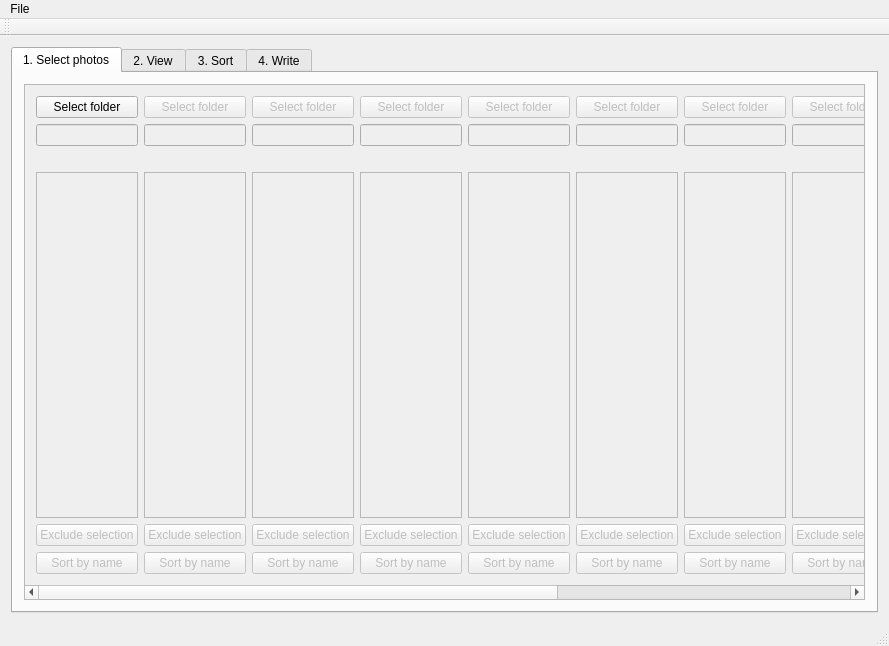
This is src/mainwindow.ui in tdegeus/chroto as Qt 5 draws it before an edit. The edited form follows.
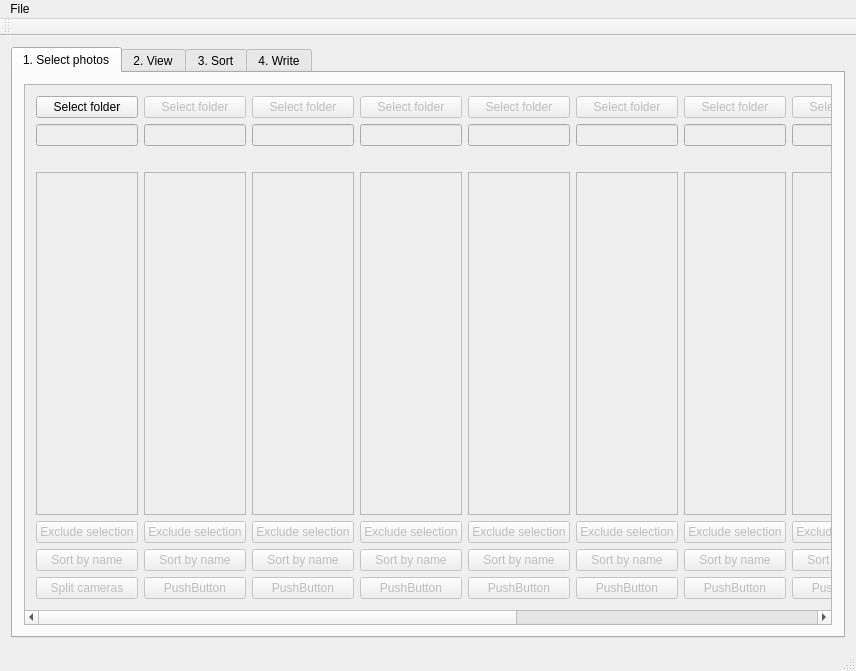
This is the edited form. The open tabs and pages were chosen to show the change.

Commit message: Added feature: automatic camera detection

Diff of the .ui file:
```diff
--- a/src/mainwindow.ui
+++ b/src/mainwindow.ui
@@ -6,8 +6,8 @@
    <rect>
     <x>0</x>
     <y>0</y>
-    <width>889</width>
-    <height>646</height>
+    <width>856</width>
+    <height>671</height>
    </rect>
   </property>
   <property name="windowTitle">
@@ -39,7 +39,7 @@
              <x>0</x>
              <y>0</y>
              <width>1910</width>
-             <height>509</height>
+             <height>534</height>
             </rect>
            </property>
            <layout class="QHBoxLayout" name="horizontalLayout_2">
@@ -117,6 +117,19 @@
                 </property>
                </widget>
               </item>
+              <item>
+               <widget class="QPushButton" name="tF_pushButton_autoSplit_0">
+                <property name="enabled">
+                 <bool>false</bool>
+                </property>
+                <property name="toolTip">
+                 <string>Automatically split cameras in this folder</string>
+                </property>
+                <property name="text">
+                 <string>Split cameras</string>
+                </property>
+               </widget>
+              </item>
              </layout>
             </item>
             <item>
@@ -202,6 +215,19 @@
                 </property>
                </widget>
               </item>
+              <item>
+               <widget class="QPushButton" name="tF_pushButton_autoSplit_1">
+                <property name="enabled">
+                 <bool>false</bool>
+                </property>
+                <property name="toolTip">
+                 <string>Automatically split cameras in this folder</string>
+                </property>
+                <property name="text">
+                 <string>PushButton</string>
+                </property>
+               </widget>
+              </item>
              </layout>
             </item>
             <item>
@@ -281,6 +307,19 @@
                 </property>
                </widget>
               </item>
+              <item>
+               <widget class="QPushButton" name="tF_pushButton_autoSplit_2">
+                <property name="enabled">
+                 <bool>false</bool>
+                </property>
+                <property name="toolTip">
+                 <string>Automatically split cameras in this folder</string>
+                </property>
+                <property name="text">
+                 <string>PushButton</string>
+                </property>
+               </widget>
+              </item>
              </layout>
             </item>
             <item>
@@ -360,6 +399,19 @@
                 </property>
                </widget>
               </item>
+              <item>
+               <widget class="QPushButton" name="tF_pushButton_autoSplit_3">
+                <property name="enabled">
+                 <bool>false</bool>
+                </property>
+                <property name="toolTip">
+                 <string>Automatically split cameras in this folder</string>
+                </property>
+                <property name="text">
+                 <string>PushButton</string>
+                </property>
+               </widget>
+              </item>
              </layout>
             </item>
             <item>
@@ -439,6 +491,19 @@
                 </property>
                </widget>
               </item>
+              <item>
+               <widget class="QPushButton" name="tF_pushButton_autoSplit_4">
+                <property name="enabled">
+                 <bool>false</bool>
+                </property>
+                <property name="toolTip">
+                 <string>Automatically split cameras in this folder</string>
+                </property>
+                <property name="text">
+                 <string>PushButton</string>
+                </property>
+               </widget>
+              </item>
              </layout>
             </item>
             <item>
@@ -518,6 +583,19 @@
                 </property>
                </widget>
               </item>
+              <item>
+               <widget class="QPushButton" name="tF_pushButton_autoSplit_5">
+                <property name="enabled">
+                 <bool>false</bool>
+                </property>
+                <property name="toolTip">
+                 <string>Automatically split cameras in this folder</string>
+                </property>
+                <property name="text">
+                 <string>PushButton</string>
+                </property>
+               </widget>
+              </item>
              </layout>
             </item>
             <item>
@@ -597,6 +675,19 @@
                 </property>
                </widget>
               </item>
+              <item>
+               <widget class="QPushButton" name="tF_pushButton_autoSplit_6">
+                <property name="enabled">
+                 <bool>false</bool>
+                </property>
+                <property name="toolTip">
+                 <string>Automatically split cameras in this folder</string>
+                </property>
+                <property name="text">
+                 <string>PushButton</string>
+                </property>
+               </widget>
+              </item>
              </layout>
             </item>
             <item>
@@ -676,6 +767,19 @@
                 </property>
                </widget>
               </item>
+              <item>
+               <widget class="QPushButton" name="tF_pushButton_autoSplit_7">
+                <property name="enabled">
+                 <bool>false</bool>
+                </property>
+                <property name="toolTip">
+                 <string>Automatically split cameras in this folder</string>
+                </property>
+                <property name="text">
+                 <string>PushButton</string>
+                </property>
+               </widget>
+              </item>
              </layout>
             </item>
             <item>
@@ -1770,7 +1874,7 @@
     <rect>
      <x>0</x>
      <y>0</y>
-     <width>889</width>
+     <width>856</width>
      <height>22</height>
     </rect>
    </property>
```
Left out of the diff: 63 changed lines with no effect on the pictures. The commit also changes 3 other files.
